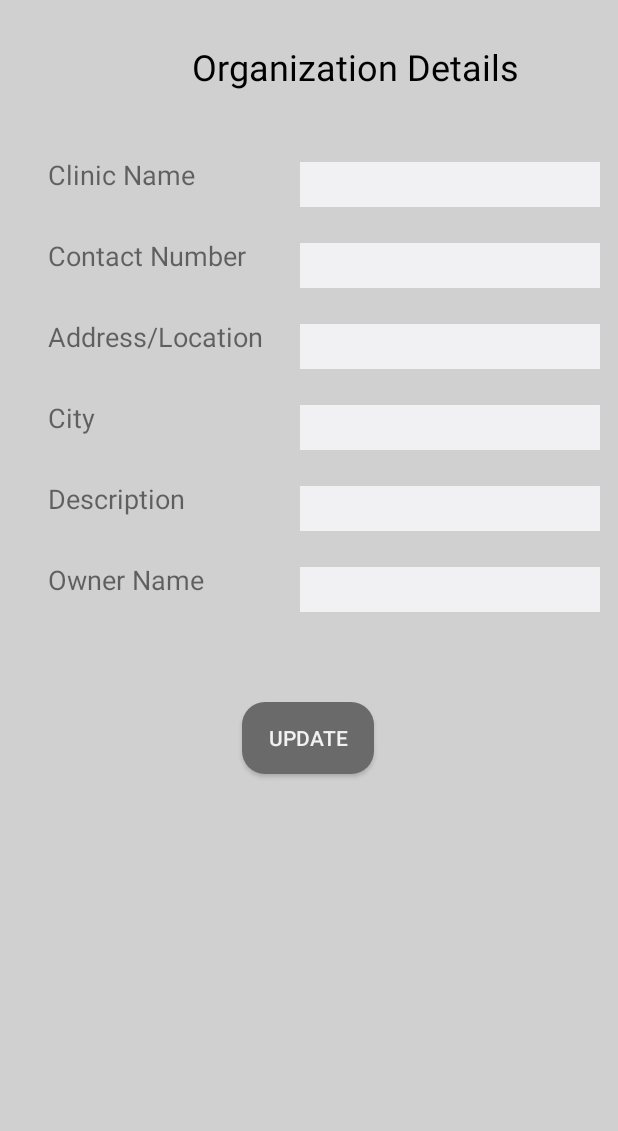
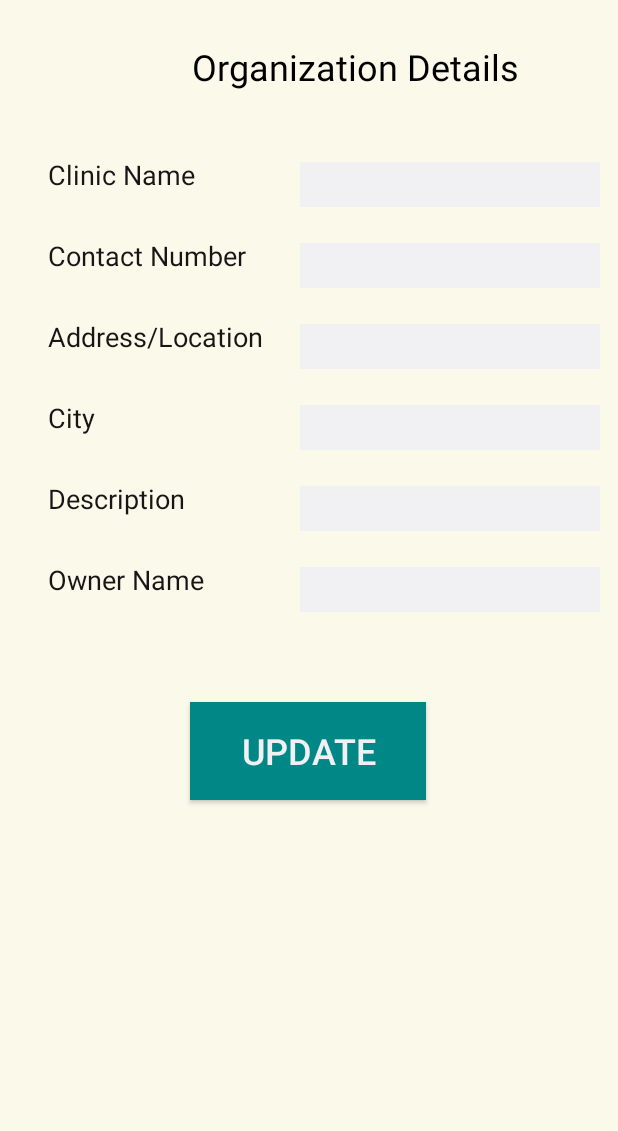
Before and after one commit to Sandun01/MAD_Project, an Android app: the woofadmin_org_update screen opened directly, with no data from a screen before it, on a phone screen of 412 x 824 dp, the part 105-1236 px from its top. Run offline under Robolectric (Android 15) with nearby library versions, the phone set to English and light mode, and no system bars; Roboto replaces fonts that are not available here.

Commit message:
changes in tool name & care org

```diff
--- a/app/src/main/res/layout/activity_admin_account.xml
+++ b/app/src/main/res/layout/activity_admin_account.xml
@@ -4,7 +4,7 @@
     xmlns:tools="http://schemas.android.com/tools"
     android:layout_width="match_parent"
     android:layout_height="match_parent"
-    tools:context=".woofcare_show_clinics">
+    tools:context=".admin_account">
 
     <!--Top menue bar begis-->
     <LinearLayout
--- a/app/src/main/res/layout/activity_woofadmin_add_item.xml
+++ b/app/src/main/res/layout/activity_woofadmin_add_item.xml
@@ -4,7 +4,7 @@
     xmlns:tools="http://schemas.android.com/tools"
     android:layout_width="match_parent"
     android:layout_height="match_parent"
-    tools:context=".woofcare_show_clinics">
+    tools:context=".woofadmin_addItem">
 
     <!--Top menue bar begis-->
     <LinearLayout
--- a/app/src/main/res/layout/activity_woofadmin_org_details.xml
+++ b/app/src/main/res/layout/activity_woofadmin_org_details.xml
@@ -4,7 +4,7 @@
     xmlns:tools="http://schemas.android.com/tools"
     android:layout_width="match_parent"
     android:layout_height="match_parent"
-    tools:context=".woofcare_show_clinics">
+    tools:context=".woofadmin_org_details">
 
     <!--Top menue bar begis-->
     <LinearLayout
@@ -201,7 +201,7 @@
             android:layout_marginLeft="96dp"
             android:layout_marginTop="60dp"
             android:layout_marginBottom="120dp"
-            android:background="@drawable/button_login_fill"
+            android:background="@color/design_default_color_error"
             android:text="@string/woofadmin_org_delete"
             android:textColor="@color/colorTopMenueBackgroud"
             app:layout_constraintBottom_toBottomOf="parent"
@@ -213,7 +213,7 @@
             android:id="@+id/woofadmin_org_update"
             android:layout_width="wrap_content"
             android:layout_height="wrap_content"
-            android:background="@drawable/button_login_fill"
+            android:background="@color/design_default_color_secondary_variant"
             android:text="@string/woofadmin_org_update"
             android:textColor="@color/colorTopMenueBackgroud"
             app:layout_constraintBaseline_toBaselineOf="@+id/woofadmin_org_delete"
--- a/app/src/main/res/layout/activity_woofadmin_org_update.xml
+++ b/app/src/main/res/layout/activity_woofadmin_org_update.xml
@@ -4,7 +4,7 @@
     xmlns:tools="http://schemas.android.com/tools"
     android:layout_width="match_parent"
     android:layout_height="match_parent"
-    tools:context=".woofcare_show_clinics">
+    tools:context=".woofadmin_org_update">
 
     <!--Top menue bar begis-->
     <LinearLayout
@@ -39,7 +39,7 @@
         android:layout_height="match_parent"
         android:layout_marginTop="70dp"
 
-        android:background="@color/colorBottomNavBar"
+        android:background="@color/colorWoofCareList"
         app:layout_constraintEnd_toEndOf="parent"
         app:layout_constraintHorizontal_bias="0.5"
         app:layout_constraintStart_toStartOf="parent">
@@ -72,6 +72,7 @@
             android:layout_marginLeft="32dp"
             android:layout_marginTop="28dp"
             android:text="@string/woofadmin_org_name"
+            android:textColor="#171616"
             android:textSize="18sp"
             app:layout_constraintStart_toStartOf="parent"
             app:layout_constraintTop_toBottomOf="@+id/woofadmin_orgadd_headertxt" />
@@ -94,6 +95,7 @@
             android:layout_marginLeft="32dp"
             android:layout_marginTop="24dp"
             android:text="@string/woofadmin_orgdetails_contact"
+            android:textColor="#171616"
             android:textSize="18sp"
             app:layout_constraintStart_toStartOf="parent"
             app:layout_constraintTop_toBottomOf="@+id/woofadmin_orgadd_name" />
@@ -116,6 +118,7 @@
             android:layout_marginLeft="32dp"
             android:layout_marginTop="24dp"
             android:text="@string/woofadmin_orgdetails_location"
+            android:textColor="#171616"
             android:textSize="18sp"
             app:layout_constraintStart_toStartOf="parent"
             app:layout_constraintTop_toBottomOf="@+id/woofadmin_orgadd_number" />
@@ -138,6 +141,7 @@
             android:layout_marginLeft="32dp"
             android:layout_marginTop="24dp"
             android:text="@string/woofadmin_orgdetails_city"
+            android:textColor="#171616"
             android:textSize="18sp"
             app:layout_constraintStart_toStartOf="parent"
             app:layout_constraintTop_toBottomOf="@+id/woofadmin_orgadd_address" />
@@ -160,6 +164,7 @@
             android:layout_marginLeft="32dp"
             android:layout_marginTop="24dp"
             android:text="@string/woofadmin_orgdetails_description"
+            android:textColor="#171616"
             android:textSize="18sp"
             app:layout_constraintStart_toStartOf="parent"
             app:layout_constraintTop_toBottomOf="@+id/woofadmin_orgadd_city" />
@@ -182,6 +187,7 @@
             android:layout_marginLeft="32dp"
             android:layout_marginTop="24dp"
             android:text="@string/woofadmin_orgdetails_owner"
+            android:textColor="#171616"
             android:textSize="18sp"
             app:layout_constraintStart_toStartOf="parent"
             app:layout_constraintTop_toBottomOf="@+id/woofadmin_orgadd_description" />
@@ -198,13 +204,14 @@
 
         <Button
             android:id="@+id/woofadmin_org_update"
-            android:layout_width="wrap_content"
-            android:layout_height="wrap_content"
+            android:layout_width="157dp"
+            android:layout_height="65dp"
             android:layout_marginTop="60dp"
             android:layout_marginBottom="120dp"
-            android:background="@drawable/button_login_fill"
+            android:background="@color/design_default_color_secondary_variant"
             android:text="@string/woofadmin_org_update"
             android:textColor="@color/colorTopMenueBackgroud"
+            android:textSize="24sp"
             app:layout_constraintBottom_toBottomOf="parent"
             app:layout_constraintEnd_toEndOf="parent"
             app:layout_constraintHorizontal_bias="0.498"
--- a/app/src/main/res/layout/activity_woofadmin_selected_product_view.xml
+++ b/app/src/main/res/layout/activity_woofadmin_selected_product_view.xml
@@ -4,7 +4,7 @@
     xmlns:tools="http://schemas.android.com/tools"
     android:layout_width="match_parent"
     android:layout_height="match_parent"
-    tools:context=".woofcare_show_clinics">
+    tools:context=".woofadmin_selectedProductView">
 
     <!--Top menue bar begis-->
     <LinearLayout
--- a/app/src/main/res/layout/activity_woofadmin_view_product.xml
+++ b/app/src/main/res/layout/activity_woofadmin_view_product.xml
@@ -4,7 +4,7 @@
     xmlns:tools="http://schemas.android.com/tools"
     android:layout_width="match_parent"
     android:layout_height="match_parent"
-    tools:context=".woofcare_show_clinics">
+    tools:context=".woofshop_view_product">
 
     <!--Top menue bar begis-->
     <LinearLayout
--- a/app/src/main/res/layout/activity_woofcare_show_clinics.xml
+++ b/app/src/main/res/layout/activity_woofcare_show_clinics.xml
@@ -40,7 +40,7 @@
         android:layout_height="match_parent"
         android:layout_marginTop="70dp"
         android:layout_marginBottom="70dp"
-        android:background="@color/colorBottomNavBar"
+        android:background="@color/colorTopMenueBackgroud"
         app:layout_constraintEnd_toEndOf="parent"
         app:layout_constraintHorizontal_bias="0.5"
         app:layout_constraintStart_toStartOf="parent">
@@ -101,6 +101,7 @@
             android:layout_marginEnd="8dp"
             android:layout_marginRight="8dp"
             android:layout_marginBottom="8dp"
+            android:background="@drawable/btn_normal_common"
             android:text="@string/woofcare_findclinic_clinic_viewButton"
             android:textSize="18sp"
             android:textStyle="bold"
--- a/app/src/main/res/layout/activity_woofcorner_edit_post.xml
+++ b/app/src/main/res/layout/activity_woofcorner_edit_post.xml
@@ -4,7 +4,7 @@
     xmlns:tools="http://schemas.android.com/tools"
     android:layout_width="match_parent"
     android:layout_height="match_parent"
-    tools:context=".woofcare_show_clinics">
+    tools:context=".woofcorner_edit_post">
 
     <!--Top menue bar begis-->
     <LinearLayout
--- a/app/src/main/res/layout/activity_woofcorner_my_ads.xml
+++ b/app/src/main/res/layout/activity_woofcorner_my_ads.xml
@@ -5,7 +5,7 @@
     android:id="@+id/postad"
     android:layout_width="match_parent"
     android:layout_height="match_parent"
-    tools:context=".woofcare_show_clinics">
+    tools:context=".woofcorner_myAds">
 
     <!--Top menue bar begis-->
     <LinearLayout
--- a/app/src/main/res/layout/activity_woofcorner_show_ads.xml
+++ b/app/src/main/res/layout/activity_woofcorner_show_ads.xml
@@ -4,7 +4,7 @@
     xmlns:tools="http://schemas.android.com/tools"
     android:layout_width="match_parent"
     android:layout_height="match_parent"
-    tools:context=".woofcare_show_clinics">
+    tools:context=".woofcorner_show_ads">
 
     <!--Top menue bar begis-->
     <LinearLayout
--- a/app/src/main/res/layout/activity_woofcorner_view_post.xml
+++ b/app/src/main/res/layout/activity_woofcorner_view_post.xml
@@ -4,7 +4,7 @@
     xmlns:tools="http://schemas.android.com/tools"
     android:layout_width="match_parent"
     android:layout_height="match_parent"
-    tools:context=".woofcare_show_clinics">
+    tools:context=".woofcorner_view_post">
 
     <!--Top menue bar begis-->
     <LinearLayout
--- a/app/src/main/res/layout/activity_woofcorner_viewad.xml
+++ b/app/src/main/res/layout/activity_woofcorner_viewad.xml
@@ -4,7 +4,7 @@
     xmlns:tools="http://schemas.android.com/tools"
     android:layout_width="match_parent"
     android:layout_height="match_parent"
-    tools:context=".woofcare_show_clinics">
+    tools:context=".woofcorner_viewads">
 
     <!--Top menue bar begis-->
     <LinearLayout
--- a/app/src/main/res/layout/activity_woofcorrner_add_post.xml
+++ b/app/src/main/res/layout/activity_woofcorrner_add_post.xml
@@ -4,7 +4,7 @@
     xmlns:tools="http://schemas.android.com/tools"
     android:layout_width="match_parent"
     android:layout_height="match_parent"
-    tools:context=".woofcare_show_clinics">
+    tools:context=".woofcorrner_add_post">
 
     <!--Top menue bar begis-->
     <LinearLayout
--- a/app/src/main/res/layout/activity_woofprofile_update_profile.xml
+++ b/app/src/main/res/layout/activity_woofprofile_update_profile.xml
@@ -4,7 +4,7 @@
     xmlns:tools="http://schemas.android.com/tools"
     android:layout_width="match_parent"
     android:layout_height="match_parent"
-    tools:context=".woofcare_show_clinics">
+    tools:context=".woofprofile_updateProfile">
 
     <!--Top menue bar begis-->
     <LinearLayout
--- a/app/src/main/res/layout/activity_woofprofile_view_profile.xml
+++ b/app/src/main/res/layout/activity_woofprofile_view_profile.xml
@@ -4,7 +4,7 @@
     xmlns:tools="http://schemas.android.com/tools"
     android:layout_width="match_parent"
     android:layout_height="match_parent"
-    tools:context=".woofcare_show_clinics">
+    tools:context=".woofprofile_viewProfile">
 
     <!--Top menue bar begis-->
     <LinearLayout
```
Also changed, not shown: app/src/main/res/layout/activity_woofadmin_orders.xml (+4 -7 lines), app/src/main/res/layout/activity_woofadmin_org_add_details.xml (+7 -7 lines), app/src/main/res/layout/activity_woofadmin_organization_view.xml (+6 -6 lines), app/src/main/res/layout/activity_woofcare_clinc_details.xml (+4 -4 lines).
